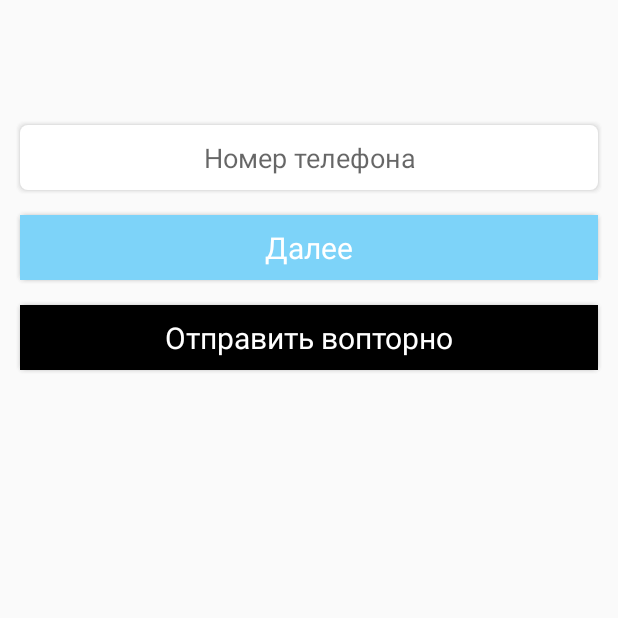
After one commit to prohladenn/TShop, an Android app: the RegistrationActivity screen opened directly, with no data from a screen before it, on a phone screen of 412 x 824 dp, the top half of it. The commit adds this screen. Run offline under Robolectric (Android 15) with nearby library versions, the phone set to English and light mode, and no system bars.

Commit message:
Registration XML

```diff
--- a/app/src/main/AndroidManifest.xml
+++ b/app/src/main/AndroidManifest.xml
@@ -11,7 +11,8 @@
         android:supportsRtl="true"
         android:theme="@style/AppTheme.NoActionBar"
         tools:ignore="GoogleAppIndexingWarning">
-        <activity android:name=".HelpDescriptionActivity"></activity>
+        <activity android:name=".RegistrationActivity"></activity>
+        <activity android:name=".HelpDescriptionActivity" />
         <activity
             android:name=".HelpActivity"
             android:label="Name">
--- /dev/null
+++ b/app/src/main/java/com/example/tshop/t_shop/RegistrationActivity.java
@@ -0,0 +1,13 @@
+package com.example.tshop.t_shop;
+
+import android.support.v7.app.AppCompatActivity;
+import android.os.Bundle;
+
+public class RegistrationActivity extends AppCompatActivity {
+
+    @Override
+    protected void onCreate(Bundle savedInstanceState) {
+        super.onCreate(savedInstanceState);
+        setContentView(R.layout.activity_registration);
+    }
+}
--- a/app/src/main/res/layout/activity_help.xml
+++ b/app/src/main/res/layout/activity_help.xml
@@ -113,7 +113,7 @@
                 android:layout_height="match_parent"
                 android:background="@color/colorPrimary"
                 android:gravity="center"
-                android:text="@string/send"
+                android:text="@string/help_send"
                 android:textColor="@color/colorAccent"
                 android:textSize="20sp" />
 
--- /dev/null
+++ b/app/src/main/res/layout/activity_registration.xml
@@ -0,0 +1,65 @@
+<?xml version="1.0" encoding="utf-8"?>
+<LinearLayout xmlns:android="http://schemas.android.com/apk/res/android"
+    android:layout_width="match_parent"
+    android:layout_height="match_parent"
+    android:orientation="vertical">
+
+    <EditText
+        android:id="@+id/edit_text_register_number_code_name"
+        android:layout_width="match_parent"
+        android:layout_height="50dp"
+        android:layout_marginLeft="10dp"
+        android:layout_marginTop="80dp"
+        android:layout_marginRight="10dp"
+        android:layout_marginBottom="10dp"
+        android:background="@drawable/shadow"
+        android:gravity="center"
+        android:hint="@string/register_number"
+        android:inputType="number"
+        android:padding="10dp"
+        android:textColor="@color/colorText"
+        android:textSize="18sp" />
+
+    <FrameLayout
+        android:id="@+id/button_register_next_send_name"
+        android:layout_width="match_parent"
+        android:layout_height="50dp"
+        android:layout_gravity="center_horizontal|bottom"
+        android:layout_marginLeft="10dp"
+        android:layout_marginRight="10dp"
+        android:layout_marginBottom="10dp"
+        android:background="@drawable/shadow">
+
+        <TextView
+            android:layout_width="match_parent"
+            android:layout_height="match_parent"
+            android:background="@color/colorPrimary"
+            android:gravity="center"
+            android:text="@string/register_next"
+            android:textColor="@color/colorAccent"
+            android:textSize="20sp" />
+
+    </FrameLayout>
+
+    <FrameLayout
+        android:id="@+id/button_register_resend"
+        android:layout_width="match_parent"
+        android:layout_height="50dp"
+        android:layout_gravity="center_horizontal|bottom"
+        android:layout_marginLeft="10dp"
+        android:layout_marginRight="10dp"
+        android:layout_marginBottom="10dp"
+        android:background="@drawable/shadow">
+
+        <TextView
+            android:layout_width="match_parent"
+            android:layout_height="match_parent"
+            android:background="#000"
+            android:gravity="center"
+            android:text="@string/register_resend"
+            android:textColor="@color/colorAccent"
+            android:textSize="20sp" />
+
+    </FrameLayout>
+
+</LinearLayout>
--- a/app/src/main/res/values/strings.xml
+++ b/app/src/main/res/values/strings.xml
@@ -1,11 +1,18 @@
 <resources>
     <string name="app_name">T-Shop</string>
+
     <string name="help_title">Помощь</string>
     <string name="help_name">Ваше имя</string>
     <string name="help_number">Контактный номер телефона</string>
     <string name="help_theme">Тема</string>
     <string name="help_description">Опишите вашу проблему</string>
     <string name="help_problem">Ваша проблема</string>
-    <string name="send">Отправить</string>
+    <string name="help_send">Отправить</string>
     <string name="help_problem_description">Поле для ввода описания проблемы</string>
+
+    <string name="register_number">Номер телефона</string>
+    <string name="register_code">Код из СМС</string>
+    <string name="register_name">Ваше имя</string>
+    <string name="register_next">Далее</string>
+    <string name="register_resend">Отправить вопторно</string>
 </resources>
--- a/build.gradle
+++ b/build.gradle
@@ -7,7 +7,7 @@ buildscript {
         jcenter()
     }
     dependencies {
-        classpath 'com.android.tools.build:gradle:3.1.4'
+        classpath 'com.android.tools.build:gradle:3.3.1'
 
 
         // NOTE: Do not place your application dependencies here; they belong
```
Also changed, not shown: gradle/wrapper/gradle-wrapper.properties.
